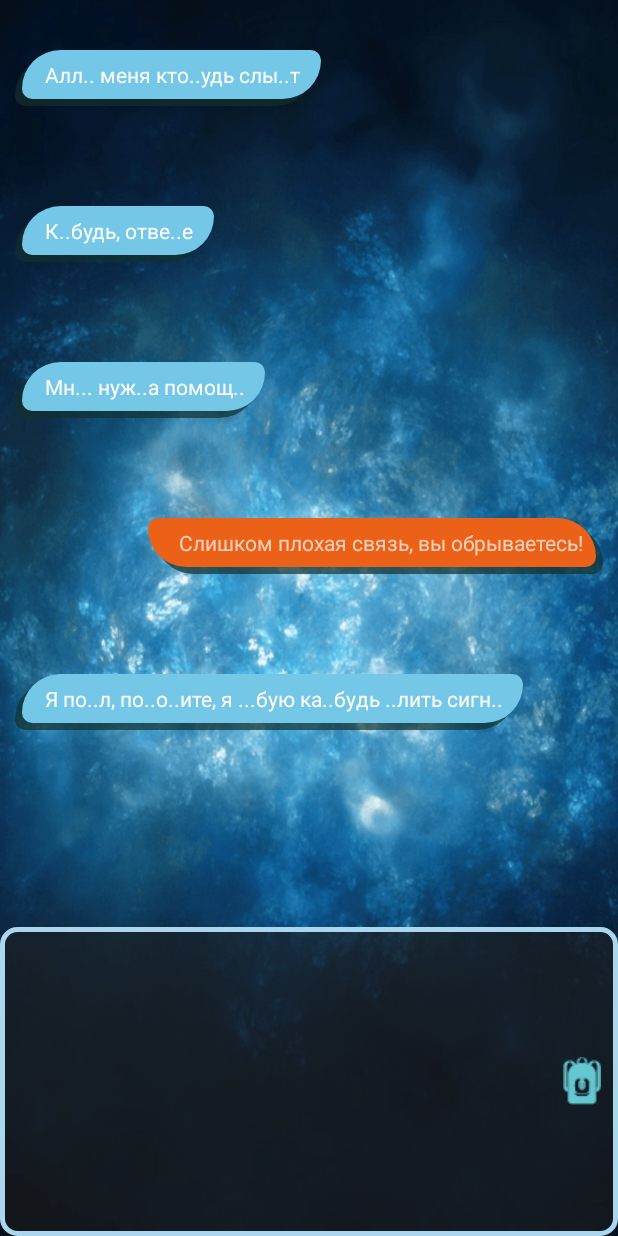
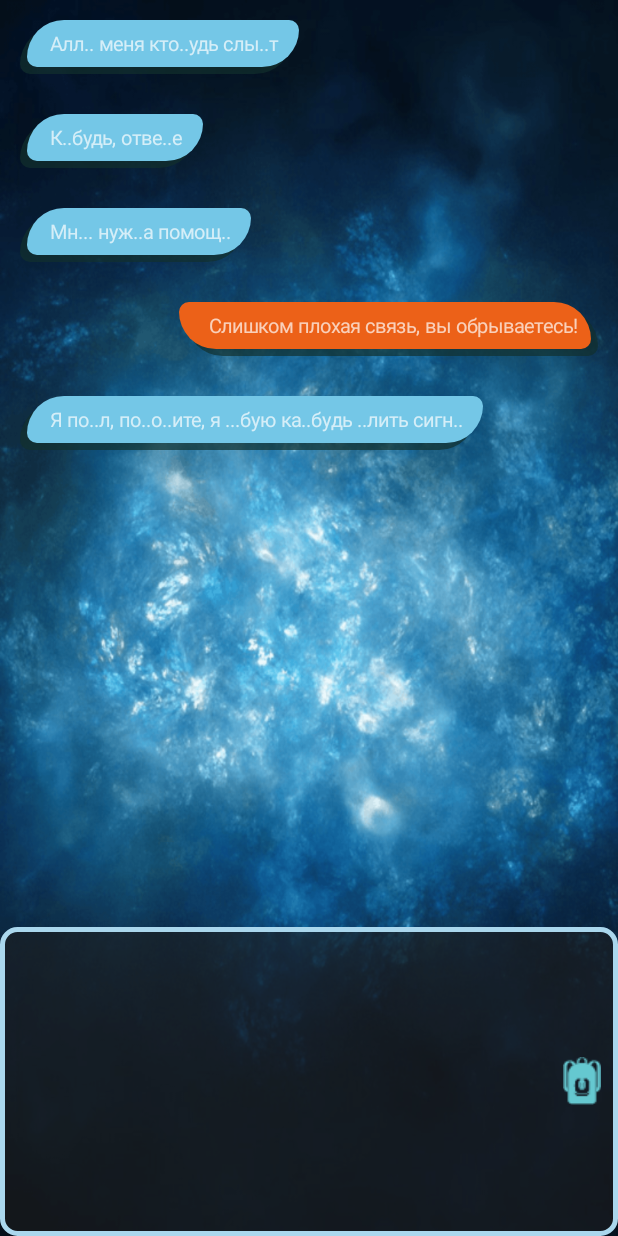
Before and after one commit to Magnusyatina/White-Desert, an Android app: the screen it shows after launch (MainActivity), after a tap on "СЛИШКОМ ПЛОХАЯ СВЯЗЬ, ВЫ ОБРЫВАЕТЕСЬ!", on a phone screen of 412 x 824 dp. Run offline under Robolectric (Android 15) with nearby library versions, the phone set to English and light mode, and no system bars.

Commit message:
Работа с разметкой

```diff
--- a/app/src/main/java/com/example/serge/test1/MainActivity.java
+++ b/app/src/main/java/com/example/serge/test1/MainActivity.java
@@ -1,8 +1,8 @@
 package com.example.serge.test1;
 import android.content.Intent;
+import android.content.res.Resources;
 import android.graphics.Color;
 import android.graphics.Point;
-import android.graphics.drawable.shapes.Shape;
 import android.media.AudioManager;
 import android.media.MediaPlayer;
 import android.os.Build;
@@ -11,7 +11,6 @@ import android.os.Looper;
 import android.support.annotation.NonNull;
 import android.support.annotation.RequiresApi;
 import android.support.design.widget.NavigationView;
-import android.support.v7.app.AlertDialog;
 import android.support.v7.app.AppCompatActivity;
 import android.os.Bundle;
 import android.util.Log;
@@ -19,14 +18,10 @@ import android.view.Display;
 import android.view.Gravity;
 import android.view.MenuItem;
 import android.view.View;
-import android.view.ViewGroup;
 import android.view.WindowManager;
-import android.widget.ArrayAdapter;
-import android.widget.Button;
 import android.widget.FrameLayout;
 import android.widget.ImageView;
 import android.widget.LinearLayout;
-import android.widget.ListView;
 import android.widget.ScrollView;
 import android.widget.TextView;
 import android.widget.Toast;
@@ -39,7 +34,6 @@ import com.example.serge.test1.Objects.PlayerAnwser;
 import com.example.serge.test1.Objects.Question;
 import com.example.serge.test1.Objects.Questions;
 import com.example.serge.test1.Objects.RemoveItem;
-import com.example.serge.test1.Objects.Stage;
 import com.example.serge.test1.Objects.TextMessage;
 import com.example.serge.test1.Objects.Waiting;
 
@@ -47,8 +41,6 @@ import org.xmlpull.v1.XmlPullParserException;
 
 import java.io.IOException;
 import java.util.ArrayList;
-import java.util.LinkedHashMap;
-import java.util.List;
 import java.util.Map;
 import java.util.NoSuchElementException;
 
@@ -230,11 +222,14 @@ public class MainActivity extends AppCompatActivity implements NavigationView.On
     public void addToViewPort(TextMessage textMessage, long time){
         final TextMessage message = textMessage;
         final TextView textView = new TextView( this);
-       // int id = getResources().getIdentifier( "dialogmesgdpi", "drawable", getPackageName() );
-        textView.setBackgroundResource( R.drawable.dialogbg );
+        textView.setBackgroundResource( R.drawable.person_answer_background );
         textView.setPadding( 30,10,20,17 );
-        textView.setTextColor( Color.WHITE );
-        textView.setLayoutParams(Settings.textMessageViewParams);
+        textView.setTextSize((float)(getResources().getDimensionPixelSize( R.dimen.custom_text_size )));
+        LinearLayout.LayoutParams layoutParams = new LinearLayout.LayoutParams( LinearLayout.LayoutParams.WRAP_CONTENT, LinearLayout.LayoutParams.WRAP_CONTENT );
+        int pxSize = getResources().getDimensionPixelSize( R.dimen.custom_margin_top );
+        layoutParams.setMargins( pxSize, pxSize,pxSize,pxSize );
+        textView.setLayoutParams( layoutParams);
+
         textView.setText(textMessage.getText());
         if(time>=0)
             handler.postDelayed( new Runnable() {
@@ -249,6 +244,27 @@ public class MainActivity extends AppCompatActivity implements NavigationView.On
             mainLayout.addView(textView);
             message.setAdded(true);
         }
+    }
+
+
+    public void addToViewPort(PlayerAnwser playerAnwser){
+        TextView textView = new TextView( this );
+
+        textView.setBackgroundResource( R.drawable.player_answer_background );
+
+        getResources().getDimensionPixelSize( R.dimen.custom_margin_top );
+        textView.setPadding( 30,10,20,17 );
+        textView.setTextSize((float)(getResources().getDimensionPixelSize( R.dimen.custom_text_size )));;
+        LinearLayout.LayoutParams layoutParams = new LinearLayout.LayoutParams( LinearLayout.LayoutParams.WRAP_CONTENT, LinearLayout.LayoutParams.WRAP_CONTENT );
+        int pxSize = getResources().getDimensionPixelSize( R.dimen.custom_margin_top );
+        layoutParams.setMargins( pxSize, pxSize,pxSize,pxSize );
+        layoutParams.gravity = Gravity.RIGHT;
+        textView.setLayoutParams( layoutParams);
+
+        textView.setText( playerAnwser.getText() );
+        //textView.setGravity( Gravity.RIGHT );
+        mainLayout.addView( textView );
+        playerAnwser.setAdded(true);
     }
 
 
@@ -315,16 +331,7 @@ public class MainActivity extends AppCompatActivity implements NavigationView.On
         };
     }
 
-    public void addToViewPort(PlayerAnwser playerAnwser){
-        TextView textView = new TextView( this );
-        textView.setBackgroundResource( R.drawable.dialoganwserbg );
-        textView.setLayoutParams( Settings.textAnwserViewParams );
-        textView.setPadding( 30,10,20,17 );
-        textView.setText( playerAnwser.getText() );
-        textView.setGravity( Gravity.RIGHT );
-        mainLayout.addView( textView );
-        playerAnwser.setAdded(true);
-    }
+
 
     public void addToViewPort(final Die die, long time){
         final TextView textView = new TextView(this);
--- a/app/src/main/res/drawable/dialogbg.xml
+++ b/app/src/main/res/drawable/person_answer_background.xml
@@ -29,5 +29,4 @@
                 />
         </shape>>
     </item>
-
 </layer-list>
--- /dev/null
+++ b/app/src/main/res/values/dimensions.xml
@@ -0,0 +1,5 @@
+<?xml version="1.0" encoding="utf-8"?>
+<resources>
+    <dimen name="custom_margin_top">13dip</dimen>
+    <dimen name="custom_text_size">13px</dimen>
+</resources>
--- a/app/src/main/res/values/strings.xml
+++ b/app/src/main/res/values/strings.xml
@@ -36,4 +36,5 @@
     <string name="music_off">Выкл.</string>
     <string name="fast_game">Быстрая игра</string>
     <string name="normal_game">Медленная игра</string>
+
 </resources>
```
Also changed, not shown: app/src/main/res/drawable/bacgroud.xml (deleted, +0 -15 lines), app/src/main/res/layout/answerlayout.xml (deleted, +0 -9 lines), app/src/main/res/layout/newscreen.xml (deleted, +0 -24 lines), app/src/main/res/layout/person_answer_layout.xml (added, +9 -0 lines), app/src/main/res/layout/player_answer_layout.xml (added, +10 -0 lines), app/src/main/res/layout/restartbutton.xml (deleted, +0 -8 lines), app/src/main/res/layout/styletext.xml (deleted, +0 -8 lines), app/src/main/res/layout/testscroll.xml (deleted, +0 -16 lines), app/src/main/res/drawable/player_answer_background.xml (renamed from app/src/main/res/drawable/dialoganwserbg.xml).
